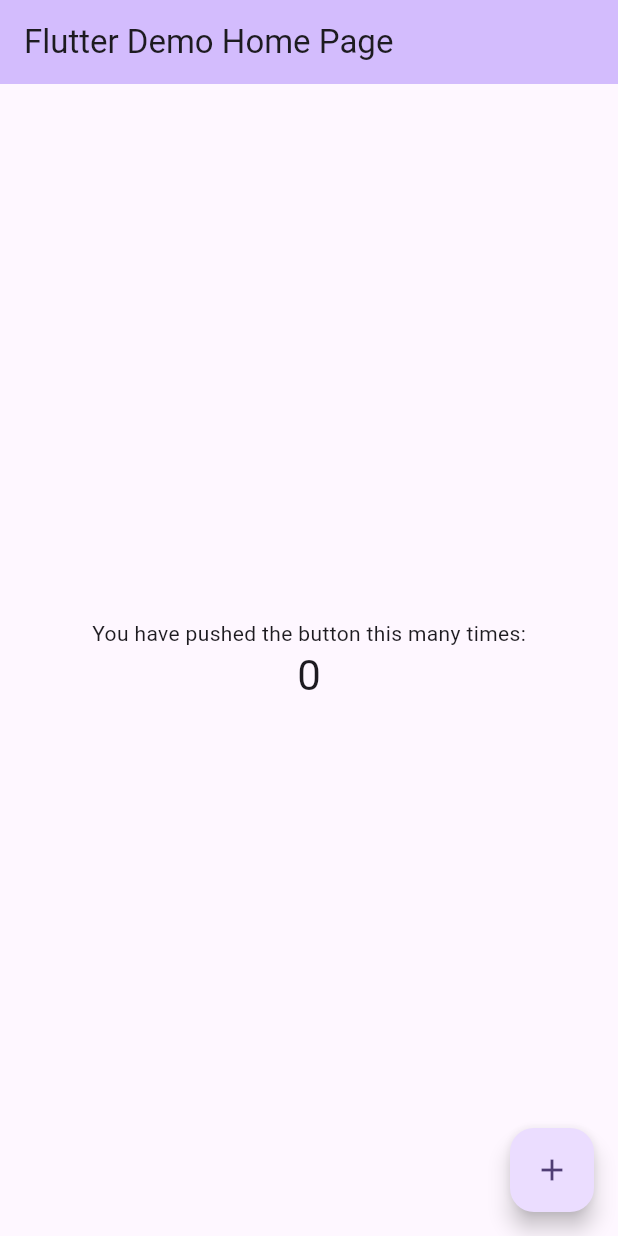
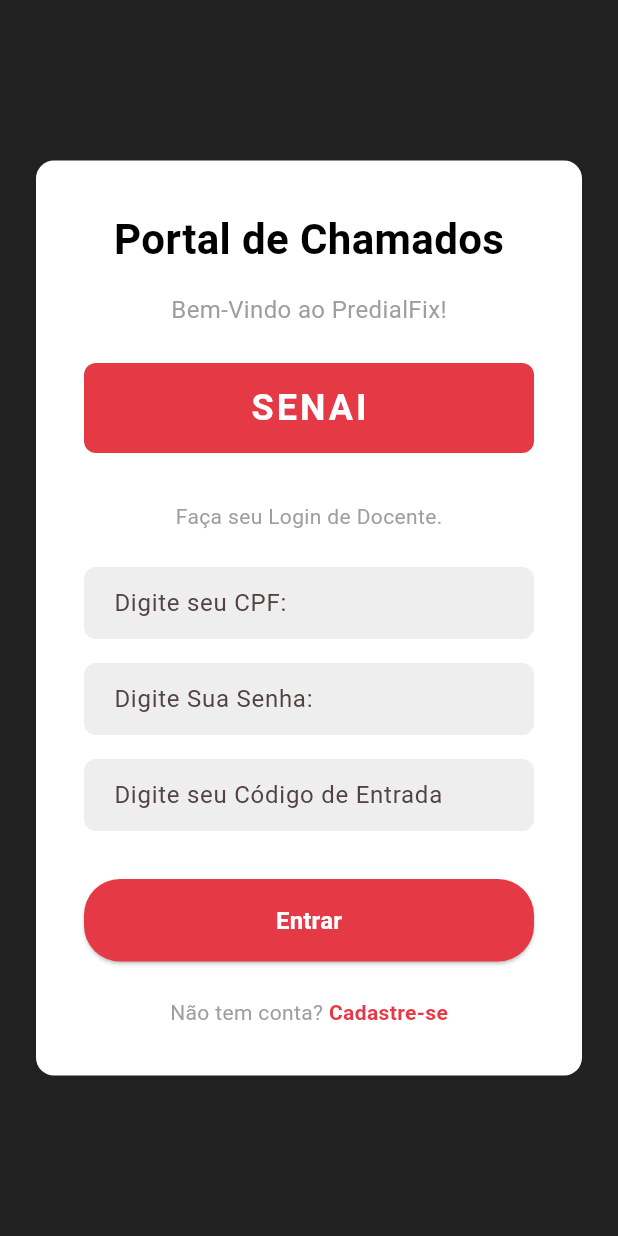
Before and after one commit to VictorHCamargo/PredialFix, a Flutter app: the screen it shows after launch, on a phone screen of 412 x 824 dp. Run offline on Flutter 3.47's test engine with Material 3 defaults, Android fonts, the phone set to English and light mode, and no system bars.

Commit message:
update 27/04
Co-authored-by: Copilot <copilot@github.com>

```diff
--- a/mobile/lib/main.dart
+++ b/mobile/lib/main.dart
@@ -1,4 +1,5 @@
 import 'package:flutter/material.dart';
+import 'screens/login_screen.dart';
 
 void main() {
   runApp(const MyApp());
@@ -7,116 +8,15 @@ void main() {
 class MyApp extends StatelessWidget {
   const MyApp({super.key});
 
-  // This widget is the root of your application.
   @override
   Widget build(BuildContext context) {
     return MaterialApp(
-      title: 'Flutter Demo',
+      title: 'PredialFix',
       theme: ThemeData(
-        // This is the theme of your application.
-        //
-        // TRY THIS: Try running your application with "flutter run". You'll see
-        // the application has a purple toolbar. Then, without quitting the app,
-        // try changing the seedColor in the colorScheme below to Colors.green
-        // and then invoke "hot reload" (save your changes or press the "hot
-        // reload" button in a Flutter-supported IDE, or press "r" if you used
-        // the command line to start the app).
-        //
-        // Notice that the counter didn't reset back to zero; the application
-        // state is not lost during the reload. To reset the state, use hot
-        // restart instead.
-        //
-        // This works for code too, not just values: Most code changes can be
-        // tested with just a hot reload.
-        colorScheme: .fromSeed(seedColor: Colors.deepPurple),
+        colorScheme: ColorScheme.fromSeed(seedColor: const Color(0xFFE63946)),
+        useMaterial3: true,
       ),
-      home: const MyHomePage(title: 'Flutter Demo Home Page'),
+      home: const LoginScreen(),
     );
   }
 }
-
-class MyHomePage extends StatefulWidget {
-  const MyHomePage({super.key, required this.title});
-
-  // This widget is the home page of your application. It is stateful, meaning
-  // that it has a State object (defined below) that contains fields that affect
-  // how it looks.
-
-  // This class is the configuration for the state. It holds the values (in this
-  // case the title) provided by the parent (in this case the App widget) and
-  // used by the build method of the State. Fields in a Widget subclass are
-  // always marked "final".
-
-  final String title;
-
-  @override
-  State<MyHomePage> createState() => _MyHomePageState();
-}
-
-class _MyHomePageState extends State<MyHomePage> {
-  int _counter = 0;
-
-  void _incrementCounter() {
-    setState(() {
-      // This call to setState tells the Flutter framework that something has
-      // changed in this State, which causes it to rerun the build method below
-      // so that the display can reflect the updated values. If we changed
-      // _counter without calling setState(), then the build method would not be
-      // called again, and so nothing would appear to happen.
-      _counter++;
-    });
-  }
-
-  @override
-  Widget build(BuildContext context) {
-    // This method is rerun every time setState is called, for instance as done
-    // by the _incrementCounter method above.
-    //
-    // The Flutter framework has been optimized to make rerunning build methods
-    // fast, so that you can just rebuild anything that needs updating rather
-    // than having to individually change instances of widgets.
-    return Scaffold(
-      appBar: AppBar(
-        // TRY THIS: Try changing the color here to a specific color (to
-        // Colors.amber, perhaps?) and trigger a hot reload to see the AppBar
-        // change color while the other colors stay the same.
-        backgroundColor: Theme.of(context).colorScheme.inversePrimary,
-        // Here we take the value from the MyHomePage object that was created by
-        // the App.build method, and use it to set our appbar title.
-        title: Text(widget.title),
-      ),
-      body: Center(
-        // Center is a layout widget. It takes a single child and positions it
-        // in the middle of the parent.
-        child: Column(
-          // Column is also a layout widget. It takes a list of children and
-          // arranges them vertically. By default, it sizes itself to fit its
-          // children horizontally, and tries to be as tall as its parent.
-          //
-          // Column has various properties to control how it sizes itself and
-          // how it positions its children. Here we use mainAxisAlignment to
-          // center the children vertically; the main axis here is the vertical
-          // axis because Columns are vertical (the cross axis would be
-          // horizontal).
-          //
-          // TRY THIS: Invoke "debug painting" (choose the "Toggle Debug Paint"
-          // action in the IDE, or press "p" in the console), to see the
-          // wireframe for each widget.
-          mainAxisAlignment: .center,
-          children: [
-            const Text('You have pushed the button this many times:'),
-            Text(
-              '$_counter',
-              style: Theme.of(context).textTheme.headlineMedium,
-            ),
-          ],
-        ),
-      ),
-      floatingActionButton: FloatingActionButton(
-        onPressed: _incrementCounter,
-        tooltip: 'Increment',
-        child: const Icon(Icons.add),
-      ),
-    );
-  }
-}
--- /dev/null
+++ b/mobile/lib/screens/login_screen.dart
@@ -0,0 +1,236 @@
+import 'package:flutter/material.dart';
+import 'register_screen.dart';
+
+class LoginScreen extends StatefulWidget {
+  const LoginScreen({super.key});
+
+  @override
+  State<LoginScreen> createState() => _LoginScreenState();
+}
+
+class _LoginScreenState extends State<LoginScreen> {
+  final _cpfController = TextEditingController();
+  final _passwordController = TextEditingController();
+  final _codeController = TextEditingController();
+  bool _isLoading = false;
+
+  @override
+  void dispose() {
+    _cpfController.dispose();
+    _passwordController.dispose();
+    _codeController.dispose();
+    super.dispose();
+  }
+
+  void _handleLogin() {
+    if (_cpfController.text.isEmpty ||
+        _passwordController.text.isEmpty ||
+        _codeController.text.isEmpty) {
+      ScaffoldMessenger.of(context).showSnackBar(
+        const SnackBar(content: Text('Preencha todos os campos')),
+      );
+      return;
+    }
+
+    setState(() => _isLoading = true);
+
+    // Simula uma requisição de login
+    Future.delayed(const Duration(seconds: 2), () {
+      setState(() => _isLoading = false);
+      ScaffoldMessenger.of(context).showSnackBar(
+        const SnackBar(content: Text('Login realizado com sucesso!')),
+      );
+    });
+  }
+
+  @override
+  Widget build(BuildContext context) {
+    return Scaffold(
+      backgroundColor: Colors.grey[900],
+      body: Center(
+        child: SingleChildScrollView(
+          child: Container(
+            margin: const EdgeInsets.all(24),
+            padding: const EdgeInsets.all(32),
+            decoration: BoxDecoration(
+              color: Colors.white,
+              borderRadius: BorderRadius.circular(12),
+            ),
+            child: Column(
+              mainAxisSize: MainAxisSize.min,
+              children: [
+                // Título
+                const Text(
+                  'Portal de Chamados',
+                  style: TextStyle(
+                    fontSize: 28,
+                    fontWeight: FontWeight.bold,
+                    color: Colors.black,
+                  ),
+                ),
+                const SizedBox(height: 16),
+
+                // Subtítulo
+                const Text(
+                  'Bem-Vindo ao PredialFix!',
+                  style: TextStyle(fontSize: 16, color: Colors.grey),
+                ),
+                const SizedBox(height: 24),
+
+                // Logo SENAI
+                Container(
+                  height: 60,
+                  decoration: BoxDecoration(
+                    color: const Color(0xFFE63946),
+                    borderRadius: BorderRadius.circular(8),
+                  ),
+                  child: const Center(
+                    child: Text(
+                      'SENAI',
+                      style: TextStyle(
+                        color: Colors.white,
+                        fontSize: 24,
+                        fontWeight: FontWeight.bold,
+                        letterSpacing: 2,
+                      ),
+                    ),
+                  ),
+                ),
+                const SizedBox(height: 32),
+
+                // Texto de instrução
+                const Text(
+                  'Faça seu Login de Docente.',
+                  style: TextStyle(fontSize: 14, color: Colors.grey),
+                ),
+                const SizedBox(height: 24),
+
+                // Campo CPF
+                TextField(
+                  controller: _cpfController,
+                  decoration: InputDecoration(
+                    labelText: 'Digite seu CPF:',
+                    filled: true,
+                    fillColor: Colors.grey[200],
+                    border: OutlineInputBorder(
+                      borderRadius: BorderRadius.circular(8),
+                      borderSide: BorderSide.none,
+                    ),
+                    contentPadding: const EdgeInsets.symmetric(
+                      horizontal: 16,
+                      vertical: 12,
+                    ),
+                  ),
+                  keyboardType: TextInputType.number,
+                ),
+                const SizedBox(height: 16),
+
+                // Campo Senha
+                TextField(
+                  controller: _passwordController,
+                  obscureText: true,
+                  decoration: InputDecoration(
+                    labelText: 'Digite Sua Senha:',
+                    filled: true,
+                    fillColor: Colors.grey[200],
+                    border: OutlineInputBorder(
+                      borderRadius: BorderRadius.circular(8),
+                      borderSide: BorderSide.none,
+                    ),
+                    contentPadding: const EdgeInsets.symmetric(
+                      horizontal: 16,
+                      vertical: 12,
+                    ),
+                  ),
+                ),
+                const SizedBox(height: 16),
+
+                // Campo Código de Entrada
+                TextField(
+                  controller: _codeController,
+                  decoration: InputDecoration(
+                    labelText: 'Digite seu Código de Entrada',
+                    filled: true,
+                    fillColor: Colors.grey[200],
+                    border: OutlineInputBorder(
+                      borderRadius: BorderRadius.circular(8),
+                      borderSide: BorderSide.none,
+                    ),
+                    contentPadding: const EdgeInsets.symmetric(
+                      horizontal: 16,
+                      vertical: 12,
+                    ),
+                  ),
+                ),
+                const SizedBox(height: 32),
+
+                // Botão Entrar
+                SizedBox(
+                  width: double.infinity,
+                  child: ElevatedButton(
+                    onPressed: _isLoading ? null : _handleLogin,
+                    style: ElevatedButton.styleFrom(
+                      backgroundColor: const Color(0xFFE63946),
+                      disabledBackgroundColor: const Color(0xFFE63946)
+                          .withOpacity(0.6),
+                      padding: const EdgeInsets.symmetric(vertical: 16),
+                      shape: RoundedRectangleBorder(
+                        borderRadius: BorderRadius.circular(24),
+                      ),
+                    ),
+                    child: _isLoading
+                        ? const SizedBox(
+                            height: 20,
+                            width: 20,
+                            child: CircularProgressIndicator(
+                              valueColor: AlwaysStoppedAnimation<Color>(
+                                Colors.white,
+                              ),
+                            ),
+                          )
+                        : const Text(
+                            'Entrar',
+                            style: TextStyle(
+                              fontSize: 16,
+                              fontWeight: FontWeight.bold,
+                              color: Colors.white,
+                            ),
+                          ),
+                  ),
+                ),
+                const SizedBox(height: 24),
+
+                // Link para cadastro
+                Row(
+                  mainAxisAlignment: MainAxisAlignment.center,
+                  children: [
+                    const Text(
+                      'Não tem conta? ',
+                      style: TextStyle(color: Colors.grey),
+                    ),
+                    GestureDetector(
+                      onTap: () {
+                        Navigator.of(context).push(
+                          MaterialPageRoute(
+                            builder: (context) => const RegisterScreen(),
+                          ),
+                        );
+                      },
+                      child: const Text(
+                        'Cadastre-se',
+                        style: TextStyle(
+                          color: Color(0xFFE63946),
+                          fontWeight: FontWeight.bold,
+                        ),
+                      ),
+                    ),
+                  ],
+                ),
+              ],
+            ),
+          ),
+        ),
+      ),
+    );
+  }
+}
```
Also changed, not shown: mobile/lib/screens/register_screen.dart (added, +323 -0 lines).
